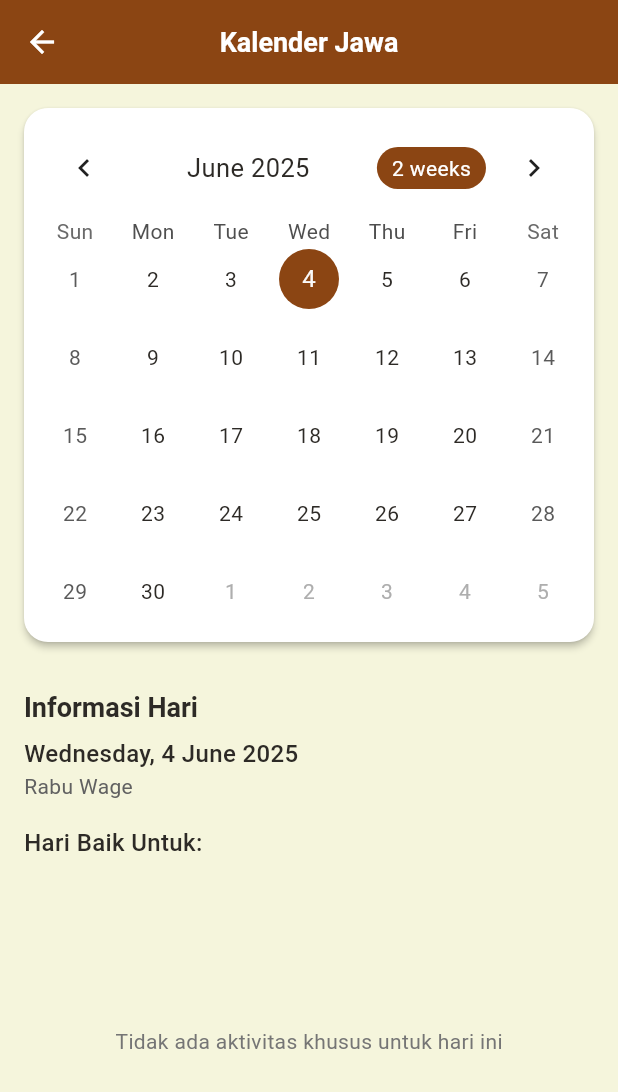
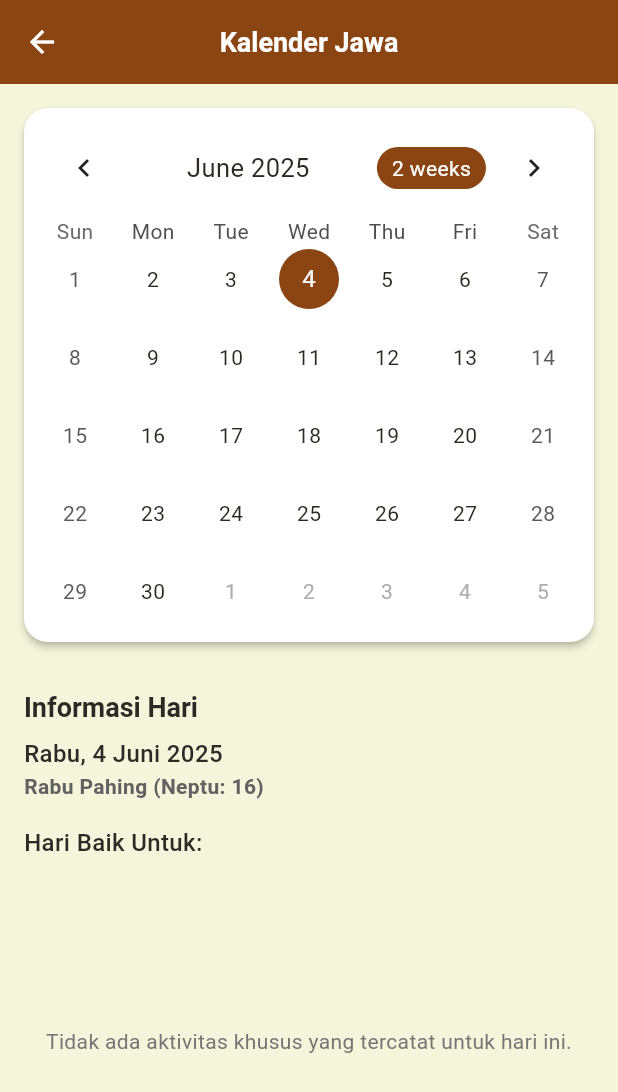
Before and after one commit to vemassatria/Primbon-app, a Flutter app: the CalendarScreen screen opened directly, on a phone screen of 412 x 824 dp. Shown: the top 1092 px of the screen. Run offline on Flutter 3.47's test engine with Material 3 defaults, Android fonts, the phone set to English and light mode, and no system bars; drawn by our look-alikes of table_calendar; our stand-ins replace share_plus, shared_preferences; accounts and stored records are empty.

Commit message:
update kalender

```diff
--- a/lib/main.dart
+++ b/lib/main.dart
@@ -4,9 +4,11 @@ import 'screens/onboarding_screen.dart';
 import 'screens/home_screen.dart';
 import 'utils/theme.dart';
 import 'models/user_model.dart';
+import 'package:intl/date_symbol_data_local.dart';
 
 void main() async {
   WidgetsFlutterBinding.ensureInitialized();
+  await initializeDateFormatting('id_ID', null);
   SharedPreferences prefs = await SharedPreferences.getInstance();
   bool isFirstTime = prefs.getBool('isFirstTime') ?? true;
 
@@ -29,6 +31,11 @@ class MyApp extends StatelessWidget {
   const MyApp({Key? key, required this.isFirstTime}) : super(key: key);
 
   @override
+/*************  ✨ Windsurf Command ⭐  *************/
+/// Builds the main application widget.
+///
+
+/*******  677f38c1-910b-4b4b-a849-d049aa4c819d  *******/
   Widget build(BuildContext context) {
     return MaterialApp(
       title: 'Pustaka Jawa',
--- a/lib/screens/calendar_screen.dart
+++ b/lib/screens/calendar_screen.dart
@@ -2,6 +2,8 @@ import 'package:flutter/material.dart';
 import 'package:intl/intl.dart';
 import 'package:table_calendar/table_calendar.dart';
 import '../utils/theme.dart';
+import '../utils/weton_calculator.dart'; // <--- TAMBAHKAN IMPORT INI
+import '../models/weton_model.dart';   // <--- TAMBAHKAN IMPORT INI (jika ingin akses modelnya langsung)
 
 class CalendarScreen extends StatefulWidget {
   const CalendarScreen({Key? key}) : super(key: key);
@@ -15,24 +17,33 @@ class _CalendarScreenState extends State<CalendarScreen> {
   DateTime _focusedDay = DateTime.now();
   DateTime? _selectedDay;
 
-  final Map<DateTime, List<String>> _events = {};
+  // final Map<DateTime, List<String>> _events = {}; // Komentari atau hapus jika tidak digunakan
+  Map<DateTime, List<dynamic>> _events = {}; // Ubah tipe jika ingin menyimpan WetonModel atau objek lain
 
   @override
   void initState() {
     super.initState();
     _selectedDay = _focusedDay;
-    _loadEvents();
+    _loadEventsForMonth(_focusedDay); // Panggil untuk bulan awal
   }
 
-  void _loadEvents() {
-    // Contoh events (hari baik)
-    _events[DateTime.now().add(Duration(days: 3))] = ['Pernikahan', 'Memulai Bisnis'];
-    _events[DateTime.now().add(Duration(days: 5))] = ['Pindah Rumah'];
-    _events[DateTime.now().add(Duration(days: 7))] = ['Perjalanan Jauh', 'Memulai Proyek'];
+  // Ubah _loadEvents menjadi lebih dinamis atau sesuai kebutuhan
+  // Fungsi ini sekarang hanya contoh, idealnya Anda punya sumber data hari baik yang sebenarnya.
+  void _loadEventsForMonth(DateTime month) {
+    // Simulasi memuat event (hari baik) untuk bulan tertentu
+    // Dalam aplikasi nyata, ini mungkin akan mengambil data dari database atau API
+    // atau berdasarkan perhitungan primbon yang lebih kompleks.
+    // Untuk sekarang, kita biarkan kosong atau dengan contoh statis jika diperlukan.
+    // Contoh:
+    // _events[DateTime(month.year, month.month, 3)] = ['Pernikahan'];
+    // _events[DateTime(month.year, month.month, 5)] = ['Pindah Rumah'];
+    setState(() {}); // Refresh UI jika ada perubahan event
   }
 
-  List<String> _getEventsForDay(DateTime day) {
-    return _events[DateTime(day.year, day.month, day.day)] ?? [];
+  List<dynamic> _getEventsForDay(DateTime day) {
+    // Normalisasi hari untuk menghindari masalah dengan jam, menit, detik
+    DateTime normalizedDay = DateTime(day.year, day.month, day.day);
+    return _events[normalizedDay] ?? [];
   }
 
   @override
@@ -42,7 +53,7 @@ class _CalendarScreenState extends State<CalendarScreen> {
         title: const Text('Kalender Jawa'),
         centerTitle: true,
       ),
-      body: Container(
+      body: Container( // Hapus child: dari Container ini jika tidak diperlukan
         child: Column(
           children: [
             Card(
@@ -78,6 +89,8 @@ class _CalendarScreenState extends State<CalendarScreen> {
                   },
                   onPageChanged: (focusedDay) {
                     _focusedDay = focusedDay;
+                    // Panggil _loadEventsForMonth jika Anda ingin memuat event per bulan
+                    _loadEventsForMonth(focusedDay);
                   },
                   calendarStyle: CalendarStyle(
                     markerDecoration: BoxDecoration(
@@ -119,17 +132,18 @@ class _CalendarScreenState extends State<CalendarScreen> {
                     const SizedBox(height: 8),
                     if (_selectedDay != null) ...[
                       Text(
-                        DateFormat('EEEE, d MMMM yyyy').format(_selectedDay!),
+                        DateFormat('EEEE, d MMMM yyyy', 'id_ID').format(_selectedDay!), // Tambahkan locale 'id_ID'
                         style: TextStyle(
                           fontSize: 16,
                           fontWeight: FontWeight.w500,
                         ),
                       ),
                       Text(
-                        _getWetonForDate(_selectedDay!),
+                        _getWetonForDate(_selectedDay!), // <--- INI AKAN DIPERBAIKI
                         style: TextStyle(
                           fontSize: 14,
                           color: Colors.grey[700],
+                          fontWeight: FontWeight.bold, // Tambahkan bold agar lebih terlihat
                         ),
                       ),
                       const SizedBox(height: 16),
@@ -149,6 +163,8 @@ class _CalendarScreenState extends State<CalendarScreen> {
                             ? ListView.builder(
                                 itemCount: _getEventsForDay(_selectedDay!).length,
                                 itemBuilder: (context, index) {
+                                  final event = _getEventsForDay(_selectedDay!)[index];
+                                  // Asumsikan event adalah String, sesuaikan jika tipe datanya beda
                                   return Card(
                                     margin: const EdgeInsets.only(bottom: 8),
                                     child: ListTile(
@@ -156,7 +172,7 @@ class _CalendarScreenState extends State<CalendarScreen> {
                                         Icons.event_available,
                                         color: AppColors.primary,
                                       ),
-                                      title: Text(_getEventsForDay(_selectedDay!)[index]),
+                                      title: Text(event is String ? event : event.toString()), // Tampilkan event
                                       subtitle: Text('Cocok untuk aktivitas ini'),
                                     ),
                                   );
@@ -164,7 +180,8 @@ class _CalendarScreenState extends State<CalendarScreen> {
                               )
                             : Center(
                                 child: Text(
-                                  'Tidak ada aktivitas khusus untuk hari ini',
+                                  'Tidak ada aktivitas khusus yang tercatat untuk hari ini.',
+                                  textAlign: TextAlign.center,
                                   style: TextStyle(
                                     color: Colors.grey[600],
                                   ),
@@ -182,17 +199,10 @@ class _CalendarScreenState extends State<CalendarScreen> {
     );
   }
 
+  // Fungsi yang diperbaiki untuk mendapatkan Weton
   String _getWetonForDate(DateTime date) {
-    // Seharusnya implementasi perhitungan weton yang sebenarnya
-    // Ini hanya contoh sederhana
-    final List<String> days = [
-      'Senin', 'Selasa', 'Rabu', 'Kamis', 'Jumat', 'Sabtu','Minggu',
-    ];
-    final List<String> pasaran = ['Kliwon', 'Legi', 'Pahing', 'Pon', 'Wage'];
-
-    final int dayIndex = date.weekday % 7;
-    final int pasaranIndex = date.day % 5;
-
-    return '${days[dayIndex == 0 ? 6 : dayIndex - 1]} ${pasaran[pasaranIndex]}';
+    // Menggunakan WetonCalculator yang sudah ada
+    final WetonModel weton = WetonCalculator.calculateWeton(date);
+    return '${weton.dayName} ${weton.pasaranName} (Neptu: ${weton.totalNeptu})';
   }
 }
```
